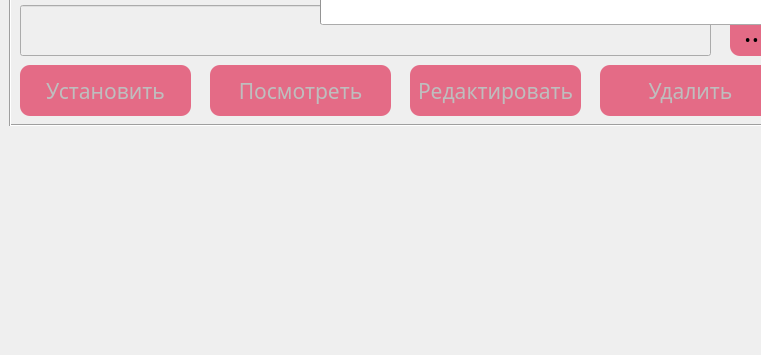
This is ui/pie.ui in PavelZagumenkin/Malina_Orders_v1 as Qt 5 draws it before an edit; both pictures show x 0 to 761 and y 345 to 700 of the 1240 by 700 pixel window. The edited form follows.
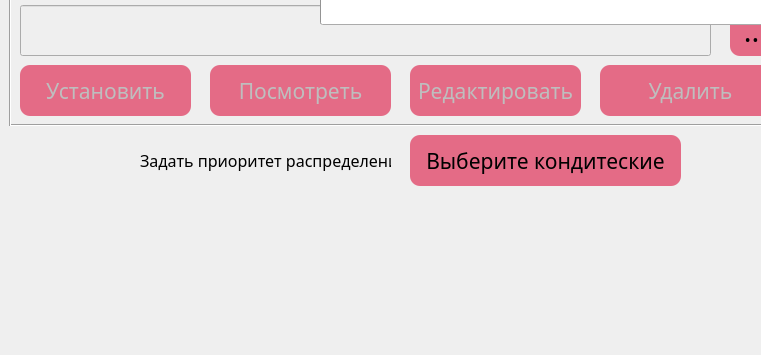
This is the edited form. Icons and pictures are not drawn.

Diff of the .ui file:
```diff
--- a/ui/pie.ui
+++ b/ui/pie.ui
@@ -1438,6 +1438,79 @@
      <string>%p%</string>
     </property>
    </widget>
+   <widget class="QLabel" name="label_prioritet">
+    <property name="geometry">
+     <rect>
+      <x>140</x>
+      <y>490</y>
+      <width>251</width>
+      <height>31</height>
+     </rect>
+    </property>
+    <property name="font">
+     <font>
+      <family>Trebuchet MS</family>
+      <pointsize>12</pointsize>
+     </font>
+    </property>
+    <property name="text">
+     <string>Задать приоритет распределения</string>
+    </property>
+   </widget>
+   <widget class="QPushButton" name="btn_prioritet">
+    <property name="enabled">
+     <bool>true</bool>
+    </property>
+    <property name="geometry">
+     <rect>
+      <x>410</x>
+      <y>480</y>
+      <width>271</width>
+      <height>51</height>
+     </rect>
+    </property>
+    <property name="font">
+     <font>
+      <family>Trebuchet MS</family>
+      <pointsize>16</pointsize>
+      <weight>50</weight>
+      <bold>false</bold>
+     </font>
+    </property>
+    <property name="styleSheet">
+     <string notr="true">QPushButton {
+background-color: rgb(228, 107, 134);
+border: none;
+border-radius: 10px}
+
+QPushButton:hover {
+border: 1px solid  rgb(0, 0, 0);
+background-color: rgba(228, 107, 134, 0.9)
+}
+
+QPushButton:pressed {
+border:3px solid  rgb(0, 0, 0);
+background-color: rgba(228, 107, 134, 1)
+}</string>
+    </property>
+    <property name="text">
+     <string>Выберите кондитеские</string>
+    </property>
+    <property name="checkable">
+     <bool>false</bool>
+    </property>
+   </widget>
+   <widget class="QWidget" name="formLayoutWidget_2">
+    <property name="geometry">
+     <rect>
+      <x>20</x>
+      <y>540</y>
+      <width>761</width>
+      <height>141</height>
+     </rect>
+    </property>
+    <layout class="QFormLayout" name="form_prioritet"/>
+   </widget>
   </widget>
  </widget>
  <resources/>
```
